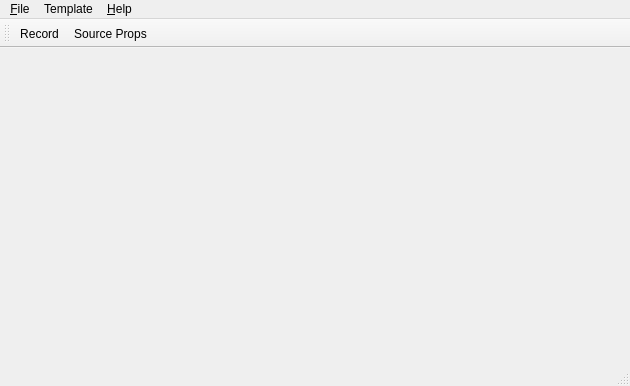
Before: the Qt Designer form lib/ui/mainUi.ui in wonkoderverstaendige/Spotter, drawn with Qt 5.
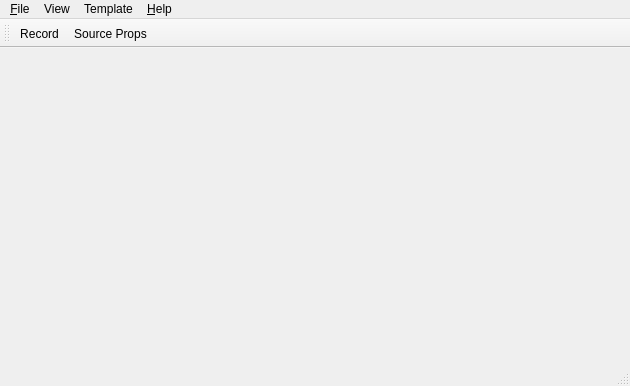
After: the same form once the commit is applied. Icons and pictures are not drawn.

Commit message: Window can be toggled to stay on top

```diff
--- a/lib/ui/mainUi.ui
+++ b/lib/ui/mainUi.ui
@@ -136,7 +136,14 @@
     <addaction name="separator"/>
     <addaction name="actionRemoveTemplate"/>
    </widget>
+   <widget class="QMenu" name="menuView">
+    <property name="title">
+     <string>View</string>
+    </property>
+    <addaction name="actionOnTop"/>
+   </widget>
    <addaction name="menu_File"/>
+   <addaction name="menuView"/>
    <addaction name="menuTemplate"/>
    <addaction name="menuHelp"/>
   </widget>
```
Left out of the diff: 8 changed lines with no effect on the pictures. The commit also changes 2 other files.
